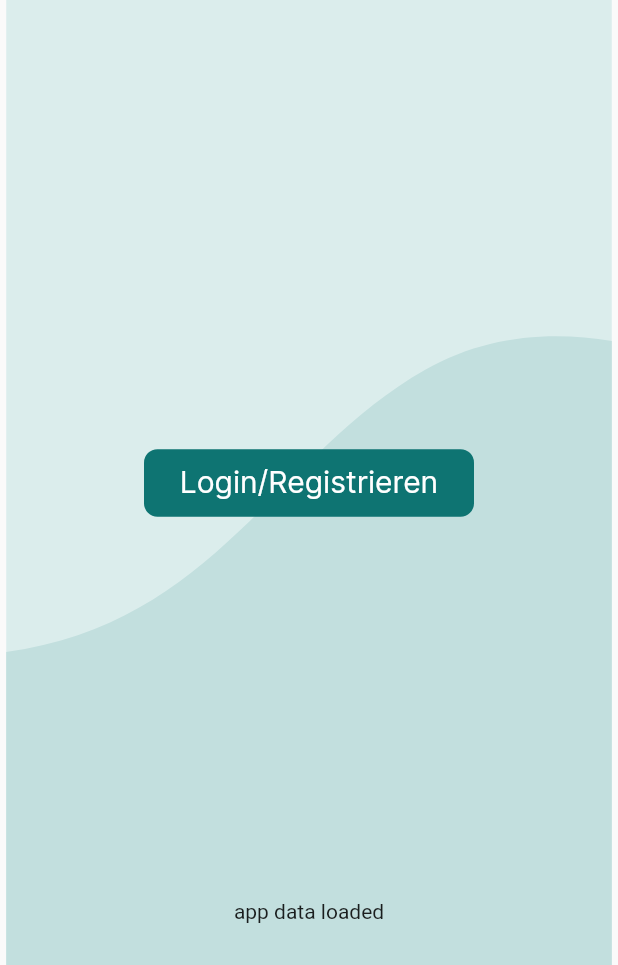
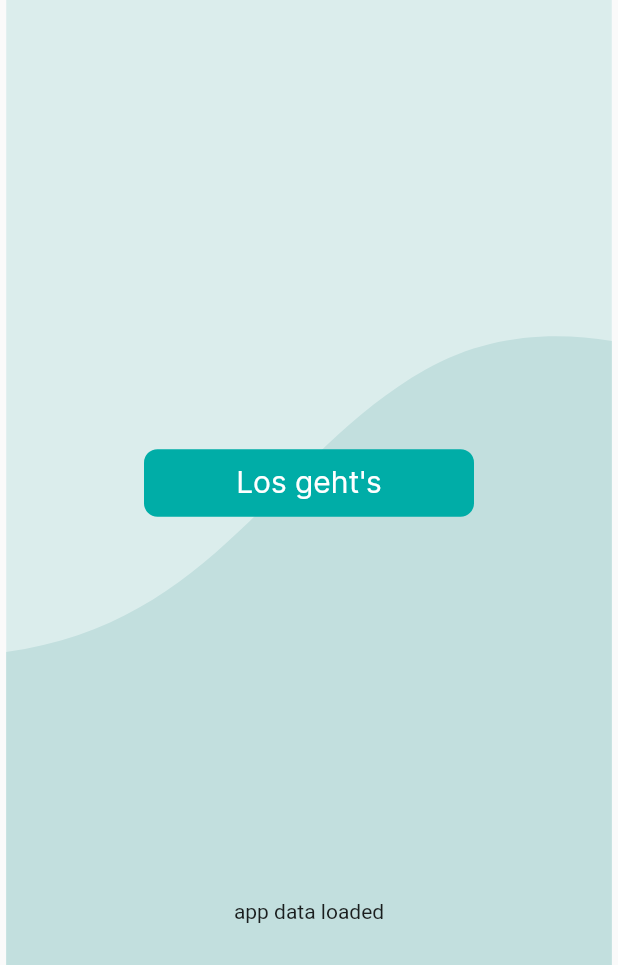
Before and after one commit to drmilde/carida_unigo_v0, a Flutter app: the screen it shows after launch, on a phone screen of 412 x 824 dp, the part 271-1236 px from its top. Run offline on Flutter 3.47's test engine with Material 2 defaults, Android fonts, the light colour scheme and no system bars; our stand-ins replace curved_navigation_bar, flutter_form_builder, flutter_map, flutter_rating_bar, flutter_svg, form_builder_validators and 4 more; missing offline and left inert: onboarding, string_similarity; accounts and stored records are empty.

Commit message:
Onboarding angefangen ....

```diff
--- a/lib/main.dart
+++ b/lib/main.dart
@@ -1,6 +1,7 @@
 import 'dart:ui';
 
 import 'package:flutter/material.dart';
+import 'package:projects/sb/screens/onbaording/unigo_onboarding_screen.dart';
 import 'package:projects/screens/pre_loading_screen.dart';
 
 // Design in
--- /dev/null
+++ b/lib/sb/screens/onbaording/unigo_onboarding_screen.dart
@@ -0,0 +1,320 @@
+import 'package:flutter/material.dart';
+import 'package:get/get.dart';
+import 'package:onboarding/onboarding.dart';
+import 'package:projects/sb/screens/home/main_screen.dart';
+import 'package:projects/sb/screens/welcome/start_screen.dart';
+import 'package:projects/screens/widgets/custom_round_button.dart';
+import 'package:projects/screens/widgets/svg_logo_widget.dart';
+import 'package:projects/services/controller/ug_state_controller.dart';
+
+class UnigoOnboardingScreen extends StatefulWidget {
+  const UnigoOnboardingScreen({Key? key}) : super(key: key);
+
+  @override
+  State<UnigoOnboardingScreen> createState() => _UnigoOnboardingScreenState();
+}
+
+class _UnigoOnboardingScreenState extends State<UnigoOnboardingScreen> {
+  UGStateController _controller = Get.find();
+  late int index;
+
+  final onboardingPagesList = [
+    PageModel(
+      widget: DecoratedBox(
+        decoration: BoxDecoration(
+          color: background,
+          border: Border.all(
+            width: 0.0,
+            color: background,
+          ),
+        ),
+        child: SingleChildScrollView(
+          controller: ScrollController(),
+          child: Column(
+            children: [
+              Padding(
+                padding: const EdgeInsets.symmetric(
+                  horizontal: 45.0,
+                  vertical: 90.0,
+                ),
+                child: SVGLogoWidget(
+                  width: 300,
+                ),
+              ),
+              const Padding(
+                padding: EdgeInsets.symmetric(horizontal: 45.0),
+                child: Align(
+                  alignment: Alignment.centerLeft,
+                  child: Text(
+                    'SECURED BACKUP',
+                    style: pageTitleStyle,
+                    textAlign: TextAlign.left,
+                  ),
+                ),
+              ),
+              const Padding(
+                padding: EdgeInsets.symmetric(horizontal: 45.0, vertical: 10.0),
+                child: Align(
+                  alignment: Alignment.centerLeft,
+                  child: Text(
+                    'Keep your files in closed safe so you can\'t lose them. Consider TrueNAS.',
+                    style: pageInfoStyle,
+                    textAlign: TextAlign.left,
+                  ),
+                ),
+              ),
+              const Padding(
+                padding: EdgeInsets.symmetric(horizontal: 45.0, vertical: 10.0),
+                child: Align(
+                  alignment: Alignment.centerLeft,
+                  child: Text(
+                    'Keep your files in closed safe so you can\'t lose them. Consider TrueNAS.',
+                    style: pageInfoStyle,
+                    textAlign: TextAlign.left,
+                  ),
+                ),
+              ),
+              const Padding(
+                padding: EdgeInsets.symmetric(horizontal: 45.0, vertical: 10.0),
+                child: Align(
+                  alignment: Alignment.centerLeft,
+                  child: Text(
+                    'Keep your files in closed safe so you can\'t lose them. Consider TrueNAS.',
+                    style: pageInfoStyle,
+                    textAlign: TextAlign.left,
+                  ),
+                ),
+              ),
+              const Padding(
+                padding: EdgeInsets.symmetric(horizontal: 45.0, vertical: 10.0),
+                child: Align(
+                  alignment: Alignment.centerLeft,
+                  child: Text(
+                    'Keep your files in closed safe so you can\'t lose them. Consider TrueNAS.',
+                    style: pageInfoStyle,
+                    textAlign: TextAlign.left,
+                  ),
+                ),
+              ),
+            ],
+          ),
+        ),
+      ),
+    ),
+    PageModel(
+      widget: DecoratedBox(
+        decoration: BoxDecoration(
+          color: background,
+          border: Border.all(
+            width: 0.0,
+            color: background,
+          ),
+        ),
+        child: SingleChildScrollView(
+          controller: ScrollController(),
+          child: Column(
+            children: [
+              Padding(
+                padding: const EdgeInsets.symmetric(
+                  horizontal: 45.0,
+                  vertical: 90.0,
+                ),
+                child: SVGLogoWidget(width: 200),
+              ),
+              const Padding(
+                padding: EdgeInsets.symmetric(horizontal: 45.0),
+                child: Align(
+                  alignment: Alignment.centerLeft,
+                  child: Text(
+                    'CHANGE AND RISE',
+                    style: pageTitleStyle,
+                    textAlign: TextAlign.left,
+                  ),
+                ),
+              ),
+              const Padding(
+                padding: EdgeInsets.symmetric(horizontal: 45.0, vertical: 10.0),
+                child: Align(
+                  alignment: Alignment.centerLeft,
+                  child: Text(
+                    'Give others access to any file or folders you choose',
+                    style: pageInfoStyle,
+                    textAlign: TextAlign.left,
+                  ),
+                ),
+              ),
+            ],
+          ),
+        ),
+      ),
+    ),
+    PageModel(
+      widget: DecoratedBox(
+        decoration: BoxDecoration(
+          color: background,
+          border: Border.all(
+            width: 0.0,
+            color: background,
+          ),
+        ),
+        child: SingleChildScrollView(
+          controller: ScrollController(),
+          child: Column(
+            children: [
+              Padding(
+                padding: const EdgeInsets.symmetric(
+                  horizontal: 45.0,
+                  vertical: 90.0,
+                ),
+                child: Image.asset('assets/images/instagram.png',
+                    color: pageImageColor),
+              ),
+              const Padding(
+                padding: EdgeInsets.symmetric(horizontal: 45.0),
+                child: Align(
+                  alignment: Alignment.centerLeft,
+                  child: Text(
+                    'EASY ACCESS',
+                    style: pageTitleStyle,
+                    textAlign: TextAlign.left,
+                  ),
+                ),
+              ),
+              const Padding(
+                padding: EdgeInsets.symmetric(horizontal: 45.0, vertical: 10.0),
+                child: Align(
+                  alignment: Alignment.centerLeft,
+                  child: Text(
+                    'Reach your files anytime from any devices anywhere',
+                    style: pageInfoStyle,
+                    textAlign: TextAlign.left,
+                  ),
+                ),
+              ),
+            ],
+          ),
+        ),
+      ),
+    ),
+  ];
+
+  static const width = 100.0;
+
+  @override
+  void initState() {
+    super.initState();
+    index = 0;
+  }
+
+  SizedBox _skipButton({void Function(int)? setIndex}) {
+    return SizedBox(
+      width: width,
+      child: Align(
+        alignment: Alignment.centerLeft,
+        child: Material(
+          borderRadius: defaultSkipButtonBorderRadius,
+          color: defaultSkipButtonColor,
+          child: InkWell(
+            borderRadius: defaultSkipButtonBorderRadius,
+            onTap: () {
+              if (setIndex != null) {
+                index = 2;
+                setIndex(2);
+              }
+            },
+            child: const Padding(
+              padding: defaultSkipButtonPadding,
+              child: Text(
+                'Skip',
+                style: defaultSkipButtonTextStyle,
+              ),
+            ),
+          ),
+        ),
+      ),
+    );
+  }
+
+  SizedBox get _signupButton {
+    return SizedBox(
+      width: width,
+      child: Align(
+        alignment: Alignment.centerLeft,
+        child: Material(
+          borderRadius: defaultProceedButtonBorderRadius,
+          color: defaultProceedButtonColor,
+          child: CustomRoundButton(
+            callback: () {
+              Navigator.push(
+                context,
+                MaterialPageRoute(builder: (context) => StartScreen()),
+              );
+            },
+            text: "Zur App",
+            width: 100,
+            textColor: _controller.appConstants.white,
+            color: _controller.appConstants.turquoise,
+          ),
+        ),
+      ),
+    );
+  }
+
+  @override
+  Widget build(BuildContext context) {
+    return MaterialApp(
+      debugShowCheckedModeBanner: false,
+      title: 'Flutter Demo',
+      theme: ThemeData(
+        primarySwatch: Colors.blue,
+        visualDensity: VisualDensity.adaptivePlatformDensity,
+      ),
+      home: Scaffold(
+        body: Onboarding(
+            pages: onboardingPagesList,
+            onPageChange: (int pageIndex) {
+              index = pageIndex;
+            },
+            footerBuilder: (context, dragDistance, pagesLength, setIndex) {
+              return DecoratedBox(
+                decoration: BoxDecoration(
+                  color: background,
+                  border: Border.all(
+                    width: 0.0,
+                    color: background,
+                  ),
+                ),
+                child: ColoredBox(
+                  color: background,
+                  child: Padding(
+                    padding: const EdgeInsets.all(45.0),
+                    child: Row(
+                      mainAxisAlignment: MainAxisAlignment.spaceBetween,
+                      children: [
+                        index != pagesLength - 1
+                            ? _skipButton(setIndex: setIndex)
+                            : _signupButton,
+                        Padding(
+                          padding: const EdgeInsets.only(right: 45.0),
+                          child: CustomIndicator(
+                            netDragPercent: dragDistance,
+                            pagesLength: pagesLength,
+                            indicator: Indicator(
+                              indicatorDesign: IndicatorDesign.polygon(
+                                polygonDesign: PolygonDesign(
+                                  polygon: DesignType.polygon_arrow,
+                                ),
+                              ),
+                            ),
+                          ),
+                        ),
+                      ],
+                    ),
+                  ),
+                ),
+              );
+            }),
+      ),
+    );
+  }
+}
--- a/lib/screens/pre_loading_screen.dart
+++ b/lib/screens/pre_loading_screen.dart
@@ -4,6 +4,7 @@ import 'package:projects/sb/screens/welcome/start_screen.dart';
 import 'package:projects/screens/widgets/custom_round_button.dart';
 
 import '../../services/controller/ug_state_controller.dart';
+import '../sb/screens/onbaording/unigo_onboarding_screen.dart';
 import 'widgets/svg_dynamic_scaffold_widget.dart';
 import 'widgets/svg_logo_widget.dart';
 import 'widgets/unigo_bottom_navigation_bar.dart';
@@ -59,8 +60,9 @@ class PreLoadingScreen extends StatelessWidget {
         ),
         SizedBox(height: 300),
         CustomRoundButton(
-            text: "Login/Registrieren",
+            text: "Los geht\'s",
             textColor: _controller.appConstants.white,
+            color: _controller.appConstants.turquoise,
             callback: () {
               /*
               Navigator.of(context)
@@ -68,7 +70,7 @@ class PreLoadingScreen extends StatelessWidget {
 
                */
               Navigator.of(context)
-                  .push(MaterialPageRoute(builder: (context) => StartScreen()));
+                  .push(MaterialPageRoute(builder: (context) => UnigoOnboardingScreen()));
             }),
         Expanded(
           child: Container(
--- a/pubspec.yaml
+++ b/pubspec.yaml
@@ -48,6 +48,7 @@ dependencies:
   curved_navigation_bar: ^1.0.3
   flutter_rating_bar: ^4.0.1
   latlong2: ^0.8.1
+  onboarding: ^3.1.0
 
 dev_dependencies:
   flutter_test:
```
Also changed, not shown: pubspec.lock.
